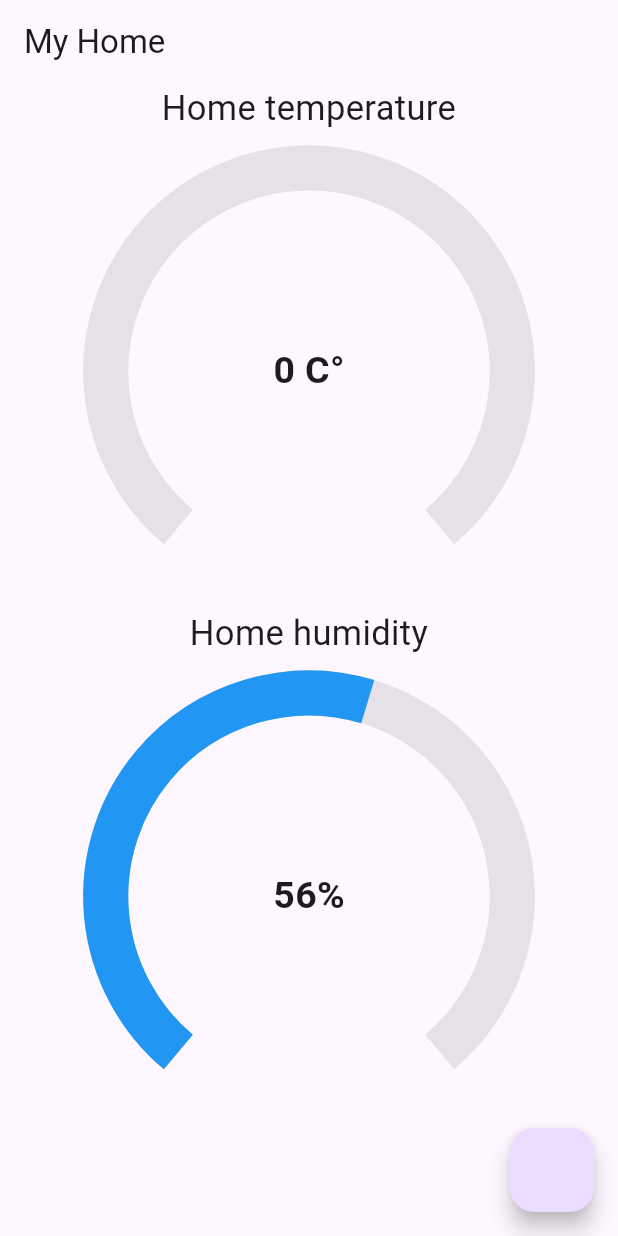
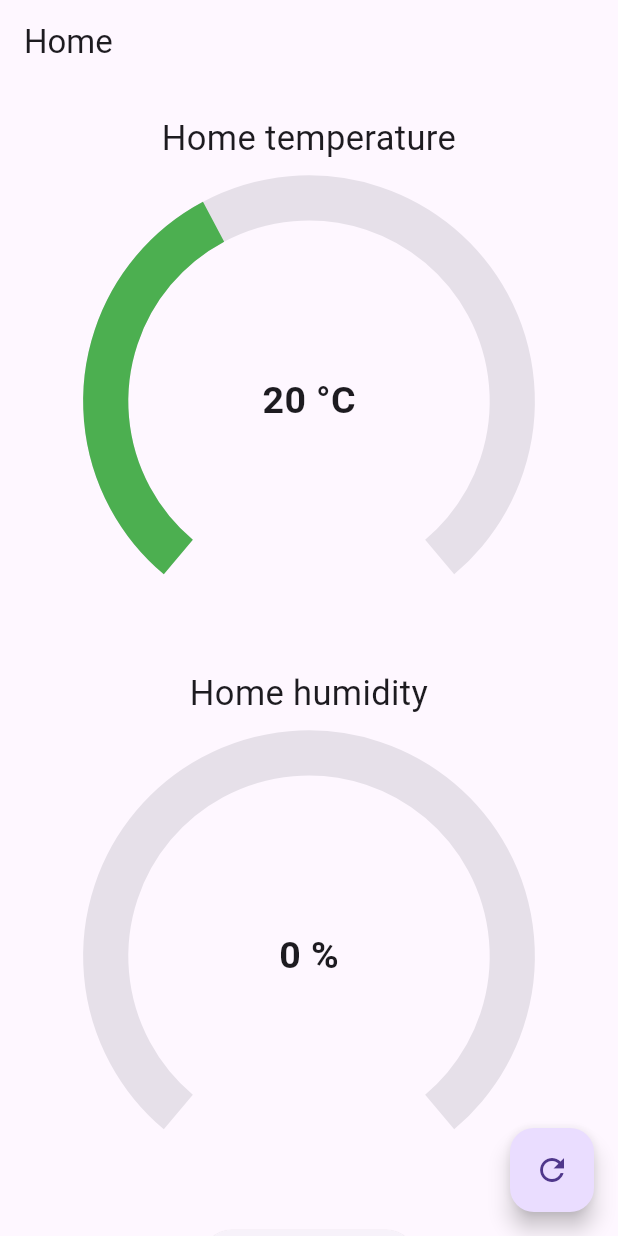
Before and after one commit to mechanist1/iot-project, a Flutter app: the screen it shows after launch, on a phone screen of 412 x 824 dp. Run offline on Flutter 3.47's test engine with Material 3 defaults, Android fonts, the phone set to English and light mode, and no system bars; drawn by our look-alikes of syncfusion_flutter_gauges; network calls fail.

Commit message:
projet semestriel in progress

```diff
--- a/lib/main.dart
+++ b/lib/main.dart
@@ -1,17 +1,28 @@
+import 'dart:convert';
+import 'dart:io';
 import 'package:flutter/material.dart';
-import 'package:iot/mqtt.dart';
-import 'package:iot/provider/temp_hum_provider.dart';
-import 'package:mqtt_client/mqtt_client.dart';
 import 'package:provider/provider.dart';
 import 'package:syncfusion_flutter_gauges/gauges.dart';
-
+import 'package:iot/WelcomePage.dart'; // Import the welcome page
 
 void main() {
   runApp(const MyApp());
 }
 
+class TempHumProvider extends ChangeNotifier {
+  String temp = '20'; // Set initial value to '20'
+  String hum = '0'; // Set initial value to '0'
+
+  void updateValues(String newTemp, String newHum) {
+    temp = newTemp;
+    hum = newHum;
+    notifyListeners();
+  }
+}
+
 class MyApp extends StatelessWidget {
-  const MyApp({super.key});
+  const MyApp({Key? key}) : super(key: key);
+
   @override
   Widget build(BuildContext context) {
     return MaterialApp(
@@ -19,12 +30,18 @@ class MyApp extends StatelessWidget {
       theme: ThemeData(
         primarySwatch: Colors.blue,
       ),
-      home: ChangeNotifierProvider<TempHumProvider>(create: (context)=>TempHumProvider(),
-          child: const MyHomePage()
+      // Define routes
+      routes: {
+        '/': (context) => ChangeNotifierProvider<TempHumProvider>(
+          create: (context) => TempHumProvider(),
+          child: MyHomePage(),
         ),
+        '/welcome': (context) => WelcomePage(),
+      },
     );
   }
 }
+
 class MyHomePage extends StatefulWidget {
   const MyHomePage({Key? key}) : super(key: key);
 
@@ -33,112 +50,190 @@ class MyHomePage extends StatefulWidget {
 }
 
 class _MyHomePageState extends State<MyHomePage> {
+  late WebSocket socket;
 
+  @override
+  void initState() {
+    super.initState();
+    connecttosocket();
+  }
+
+  void connecttosocket() {
+    final serverAddress = "ws://192.168.0.1:81";
+
+    WebSocket.connect(serverAddress).then((WebSocket socket) {
+      print('Connected to WebSocket server');
+      this.socket = socket;
+
+      socket.listen(
+            (dynamic message) {
+          print('Received message: $message');
+          handleMessage(message);
+        },
+        onError: (error) {
+          print('Error: $error');
+        },
+        onDone: () {
+          print('WebSocket connection closed');
+        },
+      );
+
+      // Initial message to request temperature and humidity data
+      final message = {'type': 'get_data'};
+      socket.add(jsonEncode(message));
+      print('Sent message: $message');
+    }).catchError((error) {
+      print('Failed to connect to WebSocket server: $error');
+    });
+  }
+
+  void handleMessage(dynamic message) {
+    if (message == "connected") {
+      print("connected");
+    } else if (message.substring(0, 6) == "{'temp") {
+      message = message.replaceAll(RegExp("'"), '"');
+      Map<String, dynamic> jsondata = json.decode(message);
+      final temp = jsondata["temp"];
+      final hum = jsondata["humidity"];
+      Provider.of<TempHumProvider>(context, listen: false).updateValues(temp, hum);
+    }
+  }
 
   @override
   Widget build(BuildContext context) {
     return Scaffold(
       appBar: AppBar(
-        title: const Text("My Home"),
-
+        title: const Text("Home"),
       ),
-      body: Column(
+      body: Consumer<TempHumProvider>(
+        builder: (context, value, child) {
+          return Column(
             children: [
-          Consumer<TempHumProvider>(
-              builder: (context,value,child){
-                return  SfRadialGauge(
+              SizedBox(
+                height: 20,
+              ),
+              SfRadialGauge(
                 enableLoadingAnimation: true,
                 animationDuration: 2000,
-                    title: GaugeTitle(text: "Home temperature",textStyle: TextStyle(fontSize: 23)),
+                title: GaugeTitle(
+                  text: "Home temperature",
+                  textStyle: const TextStyle(fontSize: 23),
+                ),
                 axes: <RadialAxis>[
-                      RadialAxis(minimum: 0, maximum: 50,
+                  RadialAxis(
+                    minimum: 0,
+                    maximum: 50,
                     showTicks: false,
                     showLabels: false,
-                          axisLineStyle:const AxisLineStyle(
+                    axisLineStyle: const AxisLineStyle(
                       thickness: 0.2,
-                              thicknessUnit: GaugeSizeUnit.factor),
-
+                      thicknessUnit: GaugeSizeUnit.factor,
+                    ),
                     pointers: <GaugePointer>[
                       RangePointer(
-                              value: double.parse(value.temp), width: 0.2, sizeUnit: GaugeSizeUnit.factor,
+                        value: double.parse(value.temp),
+                        width: 0.2,
+                        sizeUnit: GaugeSizeUnit.factor,
                         color: colorChangeTemperature(value.temp),
                         enableAnimation: true,
                       )
                     ],
-                          annotations:  <GaugeAnnotation>[
-                            GaugeAnnotation(widget: Text('${value.temp} C°',style:const TextStyle(fontSize: 25,fontWeight: FontWeight.bold)),
-                                angle: 90, positionFactor: 0
-                            )]
-                      )]);
-              }
+                    annotations: <GaugeAnnotation>[
+                      GaugeAnnotation(
+                        widget: Text(
+                          '${value.temp} °C',
+                          style: const TextStyle(fontSize: 25, fontWeight: FontWeight.bold),
                         ),
-
+                        angle: 90,
+                        positionFactor: 0,
+                      )
+                    ],
+                  )
+                ],
+              ),
+              SizedBox(
+                height: 20,
+              ),
               SfRadialGauge(
                 enableLoadingAnimation: true,
                 animationDuration: 2000,
-              title:const GaugeTitle(text: "Home humidity",textStyle: TextStyle(fontSize: 23)),
+                title: const GaugeTitle(
+                  text: "Home humidity",
+                  textStyle: TextStyle(fontSize: 23),
+                ),
                 axes: <RadialAxis>[
-                RadialAxis(minimum: 0, maximum: 100,
+                  RadialAxis(
+                    minimum: 0,
+                    maximum: 100,
                     showTicks: false,
                     showLabels: false,
-                    axisLineStyle:const AxisLineStyle(
+                    axisLineStyle: const AxisLineStyle(
                       thickness: 0.2,
-                        thicknessUnit: GaugeSizeUnit.factor),
-
-                    pointers:   <GaugePointer>[
+                      thicknessUnit: GaugeSizeUnit.factor,
+                    ),
+                    pointers: <GaugePointer>[
                       RangePointer(
-                        value: 56, width: 0.2, sizeUnit: GaugeSizeUnit.factor,
-                        color:colorChangeHumidity("80"),
+                        value: double.parse(value.hum),
+                        width: 0.2,
+                        sizeUnit: GaugeSizeUnit.factor,
+                        color: colorChangeHumidity(value.hum),
+                        enableAnimation: true,
                       )
                     ],
-                    annotations: const <GaugeAnnotation>[
-                      GaugeAnnotation(widget: Text('56%',style: TextStyle(fontSize: 25,fontWeight: FontWeight.bold)),
-                          angle: 90, positionFactor: 0
-                      )]
-                )])
-
+                    annotations: <GaugeAnnotation>[
+                      GaugeAnnotation(
+                        widget: Text(
+                          '${value.hum} %',
+                          style: TextStyle(fontSize: 25, fontWeight: FontWeight.bold),
+                        ),
+                        angle: 90,
+                        positionFactor: 0,
+                      )
+                    ],
+                  )
                 ],
               ),
+              SizedBox(
+                height: 20,
+              ),
+              ElevatedButton(
+                onPressed: () {
+                  // Navigate to the welcome page
+                  Navigator.pushNamed(context, '/welcome');
+                },
+                child: Text('Welcome Page'),
+              ),
+            ],
+          );
+        },
+      ),
       floatingActionButton: FloatingActionButton(
-        onPressed: () async {
-          setup();
-          await connect();
-          subscribeToTopic("temp");
-          //subscribeToTopic("hum");
-          listen();
+        onPressed: () {
+          // You can send a message here if needed
         },
+        child: const Icon(Icons.refresh),
       ),
     );
   }
 
-  void listen() {
-
-    client.updates!.listen((List<MqttReceivedMessage<MqttMessage?>>? c) {
-      final recMess = c![0].payload as MqttPublishMessage;
-      final pt = MqttPublishPayload.bytesToStringAsString(
-          recMess.payload.message);
-      final temp =Provider.of<TempHumProvider>(context,listen:false);
-      temp.updateTemp(pt);
-    });
-
-  }
-  MaterialColor colorChangeHumidity(String humidityValue){
+  MaterialColor colorChangeHumidity(String humidityValue) {
     double hum = double.parse(humidityValue);
-    if(hum <40){
+    if (hum < 40) {
       return Colors.orange;
-    }else if(hum>40 && hum<65){
+    } else if (hum > 40 && hum < 65) {
       return Colors.green;
-    }else{
+    } else {
       return Colors.blue;
     }
   }
-  MaterialColor colorChangeTemperature(String tempValue){
+
+  MaterialColor colorChangeTemperature(String tempValue) {
     double temp = double.parse(tempValue);
-    if(temp <15){
+    if (temp < 15) {
       return Colors.blue;
-    }else if(temp>15 && temp<25){
+    } else if (temp > 15 && temp < 25) {
       return Colors.green;
-    }else{
+    } else {
       return Colors.red;
     }
   }
--- a/lib/provider/temp_hum_provider.dart
+++ b/lib/provider/temp_hum_provider.dart
@@ -1,8 +1,8 @@
 import 'package:flutter/cupertino.dart';
 
-class TempHumProvider extends ChangeNotifier{
-   String temp ="0";
-   String  humidity="0";
+class  TempHumProvider extends ChangeNotifier{
+   String temp ="50";
+   String  humidity="40";
 
    void updateTemp(String newTemp){
      temp = newTemp;
```
Also changed, not shown: lib/Humidity.dart (deleted, +0 -10 lines), lib/mqtt.dart (deleted, +0 -158 lines), pubspec.lock, 2 other files. Lines whose indentation alone changed are shown as unchanged.
